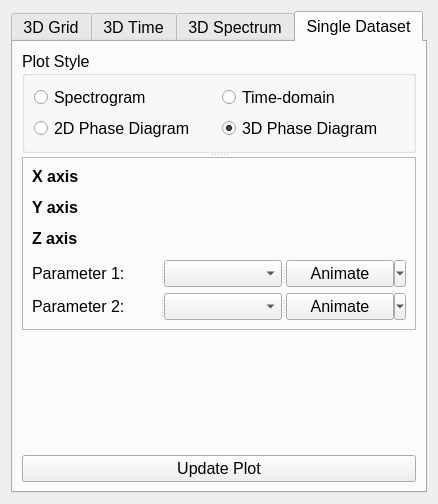
Above: CuNODE/gui/resources/widgets/qtdesigner/plot_controller.ui from ccam80/CuNODE before the change. Below: the same form after it.
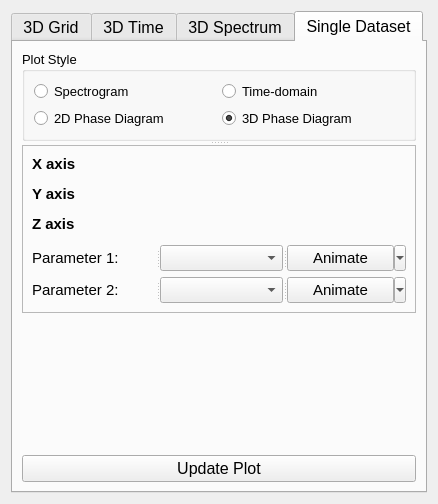
That is the form after the change. The open tabs and pages were chosen to show the change. Custom widgets are drawn as their Qt base class.

Commit message: Refactor continues. Sim and plot controllers are now doing their thing appropriately, currently structuring the model controller and plot request passer. Refactored solvers and systems slightly - solver now holds no arrays, it's just a bunch of functions. Introduced genericSolver, which has all of the non-kernel guff in it, so that each solver can just overload the build_kernel method and go. Maybe. System is now not owned by solver, but fed to it as arguments, to decouple these a bit.

The edit to the form file:
```diff
--- a/CuNODE/gui/resources/widgets/qtdesigner/plot_controller.ui
+++ b/CuNODE/gui/resources/widgets/qtdesigner/plot_controller.ui
@@ -6,7 +6,7 @@
    <rect>
     <x>0</x>
     <y>0</y>
-    <width>422</width>
+    <width>428</width>
     <height>504</height>
    </rect>
   </property>
@@ -1089,7 +1089,7 @@
           </property>
           <property name="font">
            <font>
-            <pointsize>12</pointsize>
+            <pointsize>10</pointsize>
             <strikeout>false</strikeout>
             <kerning>true</kerning>
            </font>
@@ -1102,7 +1102,7 @@
             <widget class="QRadioButton" name="singleSpectrogram_button">
              <property name="font">
               <font>
-               <pointsize>12</pointsize>
+               <pointsize>10</pointsize>
                <strikeout>false</strikeout>
                <kerning>true</kerning>
               </font>
@@ -1119,7 +1119,7 @@
             <widget class="QRadioButton" name="singleTimeDomain_button">
              <property name="font">
               <font>
-               <pointsize>12</pointsize>
+               <pointsize>10</pointsize>
                <strikeout>false</strikeout>
                <kerning>true</kerning>
               </font>
@@ -1134,6 +1134,13 @@
            </item>
            <item row="1" column="2">
             <widget class="QRadioButton" name="phase2d_button">
+             <property name="font">
+              <font>
+               <pointsize>10</pointsize>
+               <strikeout>false</strikeout>
+               <kerning>true</kerning>
+              </font>
+             </property>
              <property name="text">
               <string>2D Phase Diagram</string>
              </property>
@@ -1144,6 +1151,13 @@
            </item>
            <item row="1" column="4">
             <widget class="QRadioButton" name="phase3d_button">
+             <property name="font">
+              <font>
+               <pointsize>10</pointsize>
+               <strikeout>false</strikeout>
+               <kerning>true</kerning>
+              </font>
+             </property>
              <property name="text">
               <string>3D Phase Diagram</string>
              </property>
@@ -1213,7 +1227,7 @@
              <widget class="QLabel" name="param1Select_l">
               <property name="font">
                <font>
-                <pointsize>12</pointsize>
+                <pointsize>11</pointsize>
                 <strikeout>false</strikeout>
                 <kerning>true</kerning>
                </font>
@@ -1225,13 +1239,20 @@
              <widget class="QComboBox" name="param1ValSelect_dd">
               <property name="font">
                <font>
-                <pointsize>12</pointsize>
+                <pointsize>11</pointsize>
                 <strikeout>false</strikeout>
                 <kerning>true</kerning>
                </font>
               </property>
              </widget>
              <widget class="QToolButton" name="param1Animate_button">
+              <property name="font">
+               <font>
+                <pointsize>11</pointsize>
+                <strikeout>false</strikeout>
+                <kerning>false</kerning>
+               </font>
+              </property>
               <property name="text">
                <string>Animate</string>
               </property>
@@ -1294,7 +1315,7 @@
              </property>
              <property name="font">
               <font>
-               <pointsize>12</pointsize>
+               <pointsize>11</pointsize>
                <bold>true</bold>
                <strikeout>false</strikeout>
                <kerning>true</kerning>
@@ -1315,7 +1336,7 @@
              </property>
              <property name="font">
               <font>
-               <pointsize>12</pointsize>
+               <pointsize>11</pointsize>
                <bold>true</bold>
                <strikeout>false</strikeout>
                <kerning>true</kerning>
@@ -1370,7 +1391,7 @@
              </property>
              <property name="font">
               <font>
-               <pointsize>12</pointsize>
+               <pointsize>11</pointsize>
                <bold>true</bold>
                <strikeout>false</strikeout>
                <kerning>true</kerning>
@@ -1389,7 +1410,7 @@
              <widget class="QLabel" name="Param2Select_l">
               <property name="font">
                <font>
-                <pointsize>12</pointsize>
+                <pointsize>11</pointsize>
                 <strikeout>false</strikeout>
                 <kerning>true</kerning>
                </font>
@@ -1401,13 +1422,20 @@
              <widget class="QComboBox" name="param2ValSelect_dd">
               <property name="font">
                <font>
-                <pointsize>12</pointsize>
+                <pointsize>11</pointsize>
                 <strikeout>false</strikeout>
                 <kerning>true</kerning>
                </font>
               </property>
              </widget>
              <widget class="QToolButton" name="param2Animate_button">
+              <property name="font">
+               <font>
+                <pointsize>11</pointsize>
+                <strikeout>false</strikeout>
+                <kerning>false</kerning>
+               </font>
+              </property>
               <property name="text">
                <string>Animate</string>
               </property>
```
Left out of the diff: 488 changed lines with no effect on the pictures. The commit also changes 48 other files.
